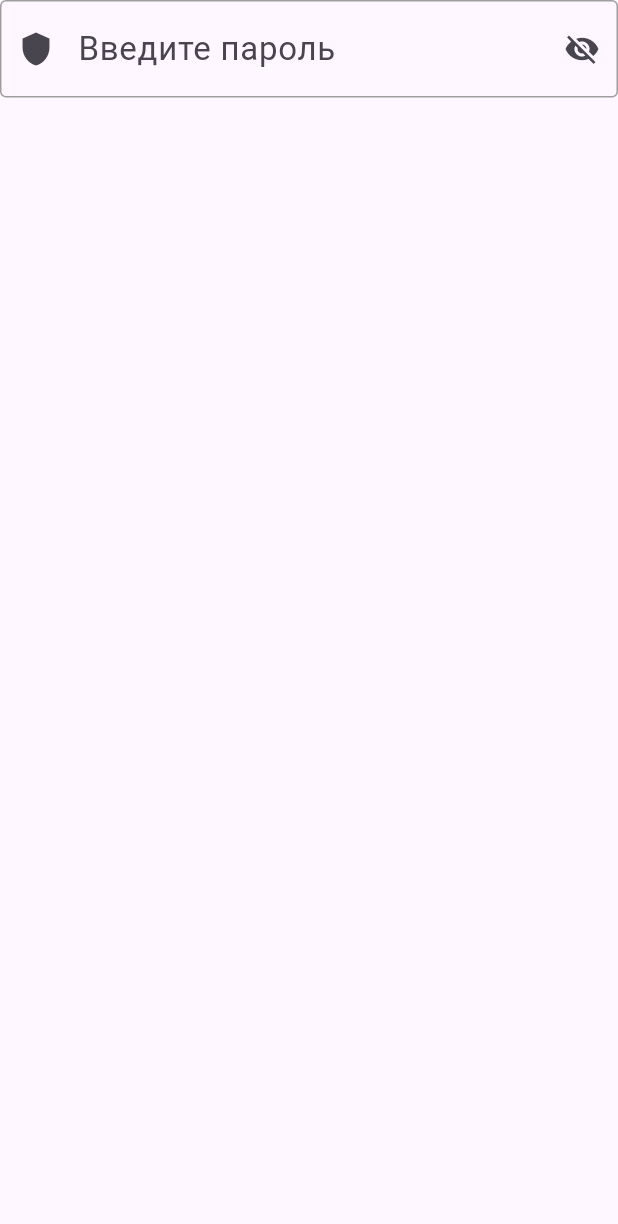
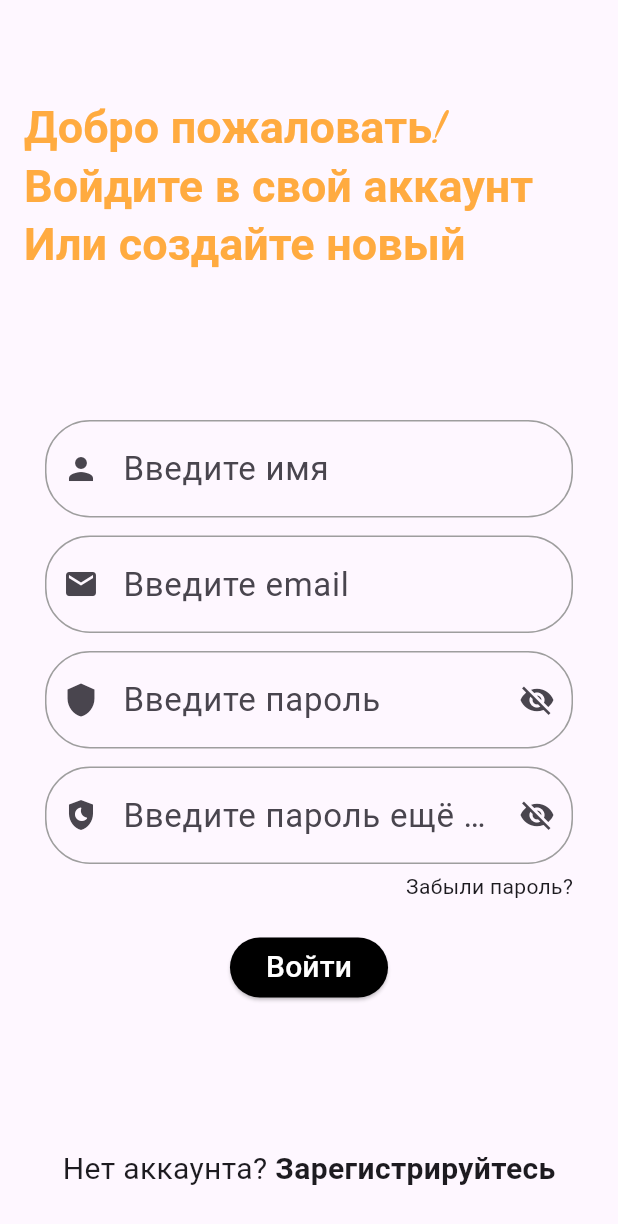
Before and after one commit to Anton-Su/krostplaform_practices, a Flutter app: the screen it shows after launch, on a phone screen of 412 x 824 dp. Shown: the top 1224 px of the screen. Run offline on Flutter 3.47's test engine with Material 3 defaults, Android fonts, the light colour scheme and no system bars.

Commit message:
first page + navigation

```diff
--- a/lib/main.dart
+++ b/lib/main.dart
@@ -1,4 +1,5 @@
 import 'package:flutter/material.dart';
+import 'package:practice_1/pages/login_page.dart';
 import 'package:practice_1/widgets/text_field.dart';
 
 void main() {
@@ -13,13 +14,22 @@ class MyApp extends StatelessWidget {
     return MaterialApp(
       debugShowCheckedModeBanner: false,
       title: 'Flutter Demo',
+      initialRoute: '/',
       theme: ThemeData(
         colorScheme: .fromSeed(seedColor: Colors.deepPurple),
       ),
-      home: const Scaffold(
-        body: CustomTextFormField(isProtected: true, type: "Password",),
-      ),
-      // home: const MyHomePage(title: 'The Antoha MarketPlace'),
+      routes: {
+        // Главный экран
+        '/': (context) => const LoginPage(),
+        // Экран подробностей
+        '/profile': (context) => const MyHomePage(title: "12313",),
+      },
+
+
+      // home: const Scaffold(
+      //   body: CustomTextFormField(isProtected: true, type: "Password",),
+      // ),
+      //home: const MyHomePage(title: 'The Antoha MarketPlace'),
     );
   }
 }
@@ -90,8 +100,6 @@ class _MyHomeClickPage extends State<HomeClick> {
     Icons.book_online,
     Icons.handyman
   ];
-
-
 
   void _counterInc() {
     setState(() {
--- a/lib/pages/login_page.dart
+++ b/lib/pages/login_page.dart
@@ -0,0 +1,116 @@
+import 'package:flutter/material.dart';
+import 'package:practice_1/widgets/text_field.dart';
+
+class LoginPage extends StatefulWidget {
+  const LoginPage({super.key});
+  @override
+  State<LoginPage> createState() => _LoginPageState();
+}
+
+class _LoginPageState extends State<LoginPage> {
+  final _formKey = GlobalKey<FormState>();
+  final _nameController = TextEditingController();
+  final _emailController = TextEditingController();
+  final _passwordController = TextEditingController();
+  final _passwordController2 = TextEditingController();
+
+  @override
+  void dispose() {
+    _nameController.dispose();
+    _emailController.dispose();
+    _passwordController.dispose();
+    _passwordController2.dispose();
+    super.dispose();
+  }
+
+  void _submit() {
+    if (_formKey.currentState?.validate() ?? false) {
+      if (_passwordController.text != _passwordController2.text) {
+        ScaffoldMessenger.of(context).showSnackBar(
+          const SnackBar(content: Text('Пароли не совпадают')),
+        );
+        return;
+      }
+      FocusScope.of(context).unfocus();
+      ScaffoldMessenger.of(context).showSnackBar(
+        const SnackBar(
+          content: Text('Данные успешно прошли проверку'),
+        ),
+      );
+      Navigator.pushNamed(context, '/profile');
+    }
+  }
+  @override
+  Widget build(BuildContext context) {
+    return Scaffold(
+      appBar: AppBar(
+        toolbarHeight: 250,
+        title: const Text(
+          "Добро пожаловать!\nВойдите в свой аккаунт\nИли создайте новый",
+          style: TextStyle(
+            fontSize: 30,
+            color: Colors.orangeAccent,
+            fontFamily: 'DancingScript',
+            fontWeight: FontWeight.bold,
+          ),
+        ),
+      ),
+      body: Padding(
+        padding: const EdgeInsets.all(30),
+        child: Column(
+          children: [
+            Form(
+              key: _formKey,
+              child: Column(
+                children: [
+                  CustomTextFormField(
+                    isProtected: false,
+                    controller: _nameController,
+                    type: 'Name',
+                  ),
+                  const SizedBox(height: 12),
+                  CustomTextFormField(
+                    controller: _emailController,
+                    isProtected: false,
+                    type: 'Email',
+                  ),
+                  const SizedBox(height: 12),
+                  CustomTextFormField(
+                    controller: _passwordController,
+                    isProtected: true,
+                    type: 'Password',
+                  ),
+                  const SizedBox(height: 12),
+                  CustomTextFormField(
+                    controller: _passwordController,
+                    isProtected: true,
+                    type: 'ConfirmPassword',
+                  ),
+                  const SizedBox(height: 5),
+                  Row(
+                    mainAxisAlignment: MainAxisAlignment.end,
+                    children: const [Text('Забыли пароль?')],
+                  ),
+                  const SizedBox(height: 20),
+                  ElevatedButton(
+                    style: ElevatedButton.styleFrom(
+                      backgroundColor: Colors.black,
+                      foregroundColor: Colors.white, // цвет текста
+                    ),
+                    onPressed: () => _submit(),
+                    child: const Text("Войти", style: TextStyle(fontSize: 20)),
+                  ),
+                ],
+              ),
+            ),
+            const Spacer(),
+            Row(
+              mainAxisAlignment: MainAxisAlignment.center,
+              children: const [Text('Нет аккаунта? ', style: TextStyle(fontSize: 20)), Text('Зарегистрируйтесь', style: TextStyle(fontSize: 20, fontWeight: FontWeight.bold), )],
+            ),
+          ],
+        ),
+      ),
+    );
+  }
+}
--- a/lib/widgets/text_field.dart
+++ b/lib/widgets/text_field.dart
@@ -3,8 +3,8 @@ import 'package:flutter/material.dart';
 class CustomTextFormField extends StatefulWidget {
   final bool isProtected;
   final String type;
-
-  const CustomTextFormField({super.key, required this.isProtected, required this.type});
+  final TextEditingController? controller;
+  const CustomTextFormField({super.key, required this.isProtected, required this.type, this.controller,});
 
   @override
   State<StatefulWidget> createState() {
@@ -36,7 +36,7 @@ class _CustomTextFormFieldState extends State<CustomTextFormField>{
     return TextFormField(
       style: TextStyle(fontSize: 22),
       autovalidateMode: AutovalidateMode.onUserInteraction,
-        obscureText: _eyeText,
+      obscureText: _eyeText && widget.isProtected,
       decoration: InputDecoration(
           hintText: switch (widget.type) {
             "Name" => "Введите имя",
@@ -45,14 +45,19 @@ class _CustomTextFormFieldState extends State<CustomTextFormField>{
             "ConfirmPassword" => "Введите пароль ещё раз",
             String() => "Введите чёрт знает что",
           },
-          border: OutlineInputBorder(),
+          border: OutlineInputBorder(
+            borderRadius: BorderRadius.circular(30),
+          ),
           enabledBorder: OutlineInputBorder(
+            borderRadius: BorderRadius.circular(30),
             borderSide: BorderSide(color: Colors.grey, width: 1),
           ),
           focusedBorder: OutlineInputBorder(
+            borderRadius: BorderRadius.circular(30),
             borderSide: BorderSide(color: Colors.blue, width: 2),
           ),
           errorBorder: OutlineInputBorder(
+            borderRadius: BorderRadius.circular(30),
             borderSide: BorderSide(color: Colors.red, width: 2),
           ),
           prefixIcon: switch (widget.type) {
@@ -63,7 +68,8 @@ class _CustomTextFormFieldState extends State<CustomTextFormField>{
             String() => Icon(Icons.question_answer),
           },
           suffixIcon: (widget.isProtected) ? IconButton(
-              icon: (_eyeText) ? Icon(Icons.visibility_off) : Icon(Icons.visibility),
+              icon: (_eyeText) ? Icon(Icons.visibility_off) : Icon(
+                  Icons.visibility),
               onPressed: () {
                 _typeEye();
               }
@@ -76,21 +82,24 @@ class _CustomTextFormFieldState extends State<CustomTextFormField>{
         if (widget.isProtected) {
           final hasLetter = RegExp(r'[a-zA-Zа-яА-Я]').hasMatch(value);
           final hasDigit = RegExp(r'\d').hasMatch(value);
-            final hasSymbol = RegExp(r'[!@#$%^&*(),.?":{}|<>+_\-]').hasMatch(value);
-            final bool regPassword = hasLetter && hasSymbol && hasDigit && value.length >= 6;
+          final hasSymbol = RegExp(r'[!@#$%^&*(),.?":{}|<>+_\-]').hasMatch(
+              value);
+          final bool regPassword = hasLetter && hasSymbol && hasDigit &&
+              value.length >= 6;
           if (!regPassword) {
             return "Пароль должен содержать букву, цифру, спец. символ и быть не менее 6 символов";
           }
         }
-          else if (widget.type == "email") {
-            final bool regEmail = RegExp(r'^[\w.-]+@[\w.-]+\.\w+$').hasMatch(value);
-            if (!regEmail){
-              return "Некорректный формат email";
+        else if (widget.type == "Email") {
+          final bool regEmail = RegExp(r'^[\w.-]+@[\w.-]+\.\w+$').hasMatch(
+              value);
+          if (!regEmail) {
+            return "Некорректный формат Email";
           }
         }
         else if (widget.type == "Name") {
           final regName = RegExp(r'^[a-zA-Zа-яА-ЯёЁ\s]+$').hasMatch(value);
-            if (!regName){
+          if (!regName) {
             return "Полное имя может содержать только буквы и пробелы";
           }
         }
```
Lines whose indentation alone changed are shown as unchanged.
